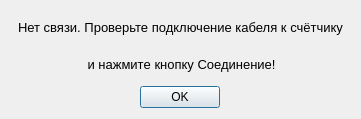
AlexZL777/Configurator_Phobos, file Configurator_ver.1.02/DLMS_client_waviot-m1_ver.1.02/dialog_disconnect.ui: the form before one commit.
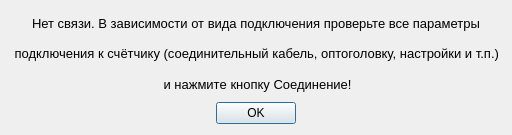
The form after the commit.

What changed in the file:
```diff
--- a/Configurator_ver.1.02/DLMS_client_waviot-m1_ver.1.02/dialog_disconnect.ui
+++ b/Configurator_ver.1.02/DLMS_client_waviot-m1_ver.1.02/dialog_disconnect.ui
@@ -9,8 +9,8 @@
    <rect>
     <x>0</x>
     <y>0</y>
-    <width>361</width>
-    <height>119</height>
+    <width>512</width>
+    <height>135</height>
    </rect>
   </property>
   <property name="sizePolicy">
@@ -49,7 +49,19 @@
       <bool>false</bool>
      </property>
      <property name="text">
-      <string>Нет связи. Проверьте подключение кабеля к счётчику</string>
+      <string>Нет связи. В зависимости от вида подключения проверьте все параметры</string>
+     </property>
+    </widget>
+   </item>
+   <item>
+    <widget class="QLabel" name="label_2">
+     <property name="font">
+      <font>
+       <pointsize>10</pointsize>
+      </font>
+     </property>
+     <property name="text">
+      <string> подключения к счётчику (соединительный кабель, оптоголовку, настройки и т.п.)</string>
      </property>
     </widget>
    </item>
```
